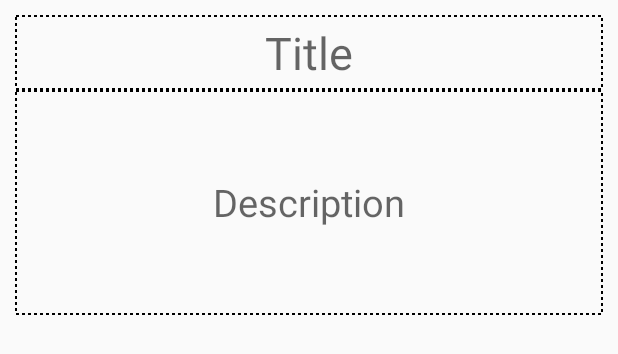
After one commit to ski96277/OfficeManageMentAPP, an Android app: the layout add_event_custom_alert_dialog.xml on its own in the app's theme, with its tools: preview values and no code run, on a phone screen of 412 x 824 dp. The commit adds this screen. Shown: the top 354 px of the screen. Run offline under Robolectric (Android 15) with nearby library versions, the phone set to English and light mode, and no system bars.

Commit message:
add event to database

```diff
--- a/app/build.gradle
+++ b/app/build.gradle
@@ -4,7 +4,7 @@ android {
     compileSdkVersion 28
     defaultConfig {
         applicationId "com.rocketechit.officemanagementapp"
-        minSdkVersion 15
+        minSdkVersion 16
         targetSdkVersion 28
         versionCode 1
         versionName "1.0"
@@ -46,6 +46,8 @@ dependencies {
     implementation 'com.squareup.picasso:picasso:2.71828'
     //circle image view
     implementation 'de.hdodenhof:circleimageview:3.0.0'
+//custom calender
+    implementation 'sun.bob:mcalendarview:1.0.0'
 
 }
 apply plugin: 'com.google.gms.google-services'
--- /dev/null
+++ b/app/src/main/res/layout/add_event_custom_alert_dialog.xml
@@ -0,0 +1,29 @@
+<?xml version="1.0" encoding="utf-8"?>
+<LinearLayout
+    xmlns:android="http://schemas.android.com/apk/res/android"
+    android:layout_width="match_parent"
+    android:layout_height="wrap_content"
+    android:layout_margin="10dp"
+    android:orientation="vertical">
+
+    <EditText
+        android:id="@+id/event_titleID"
+        android:layout_width="match_parent"
+        android:layout_height="wrap_content"
+        android:layout_gravity="center"
+        android:background="@drawable/button_background"
+        android:gravity="center"
+        android:hint="Title"
+        android:maxLines="1"
+        android:textSize="30sp" />
+
+    <EditText
+        android:id="@+id/event_details_ID"
+        android:layout_width="match_parent"
+        android:layout_height="150dp"
+        android:layout_gravity="center"
+        android:background="@drawable/button_background"
+        android:gravity="center"
+        android:hint="Description"
+        android:textSize="25sp" />
+</LinearLayout>
--- a/app/src/main/res/menu/main_activity__admin.xml
+++ b/app/src/main/res/menu/main_activity__admin.xml
@@ -7,6 +7,11 @@
         android:title="Add New Employee"
         app:showAsAction="never" />
     <item
+        android:id="@+id/add_Event"
+        android:orderInCategory="100"
+        android:title="Add Event"
+        app:showAsAction="never" />
+    <item
         android:id="@+id/sign_out_Admin"
         android:orderInCategory="100"
         android:title="Sign out"
```
Also changed, not shown: app/src/main/java/com/rocketechit/officemanagementapp/Activity/MainActivity_Admin.java (+19 -16 lines), app/src/main/java/com/rocketechit/officemanagementapp/FragmentClass/AddEvent_F.java (added, +98 -0 lines), app/src/main/java/com/rocketechit/officemanagementapp/JavaClass/EventClass.java (added, +82 -0 lines), app/src/main/res/layout/add_event_f.xml (added, +17 -0 lines), app/src/main/res/drawable-v24/ic_launcher_foreground.xml (line endings or trailing spaces).
